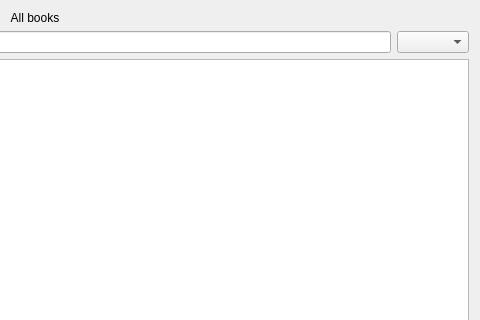
First picture: the form in assets/ui_XML/allBooks_window.ui, repository nisaia/P-yQt-ersonal-management-system, before the edit; both pictures show x 410 to 890 and y 0 to 320 of the 890 by 730 pixel window.
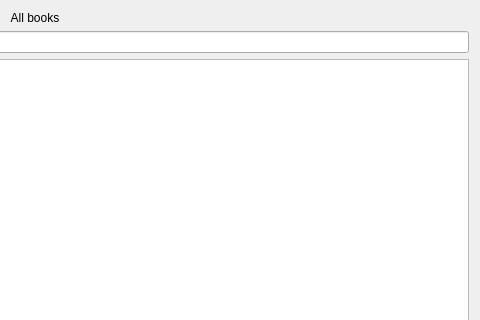
Second picture: the form after the edit.

Patch:
```diff
--- a/assets/ui_XML/allBooks_window.ui
+++ b/assets/ui_XML/allBooks_window.ui
@@ -29,9 +29,6 @@
      <item>
       <widget class="QLineEdit" name="lineEdit"/>
      </item>
-     <item>
-      <widget class="QComboBox" name="comboBox"/>
-     </item>
     </layout>
    </item>
    <item>
```
Left out of the diff: 3 changed lines with no effect on the pictures.
